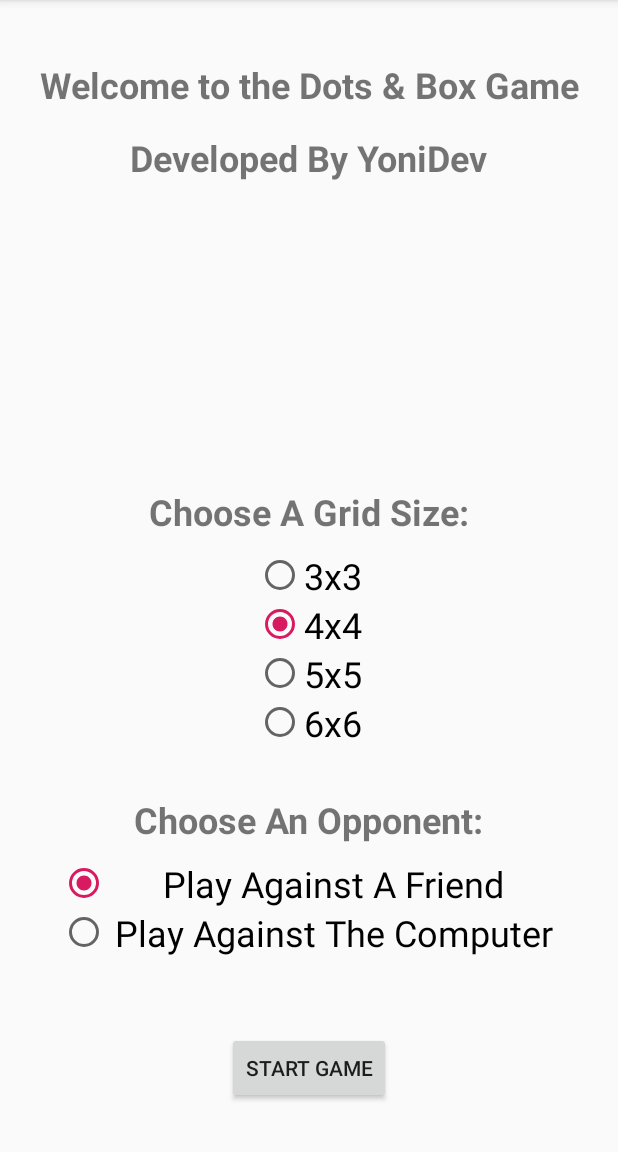
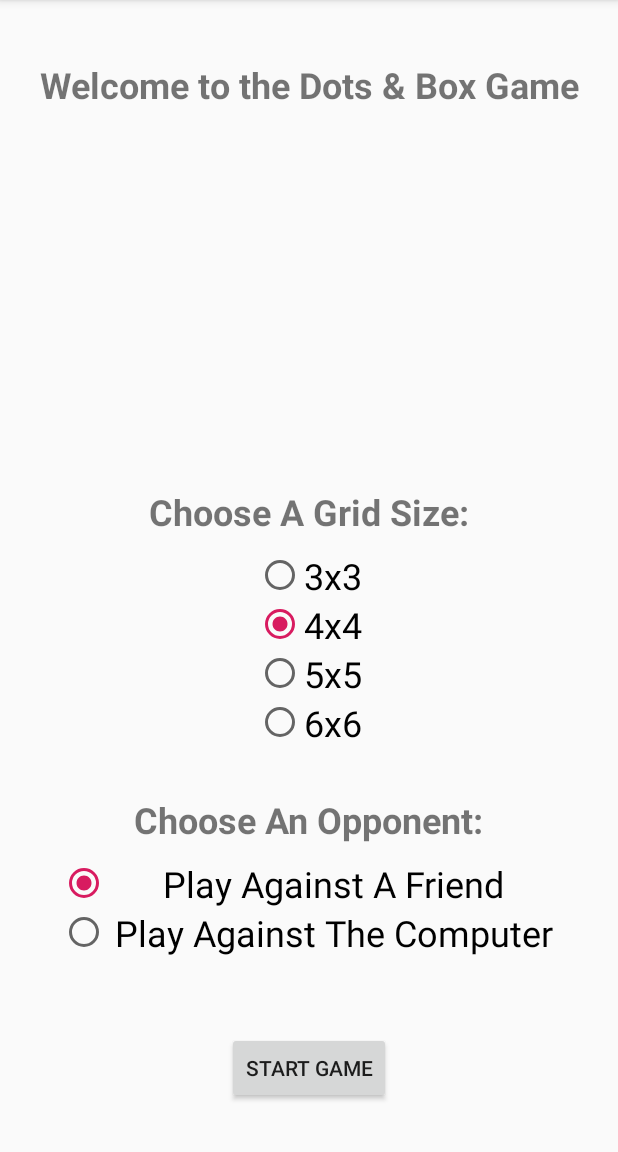
Before and after one commit to sly97/DotsAndBoxes, an Android app: the screen it shows after launch (MainActivity), on a phone screen of 412 x 824 dp, the part 84-1236 px from its top. Run offline under Robolectric (Android 15) with nearby library versions, the phone set to English and light mode, and no system bars.

```diff
--- a/app/src/main/java/uk/ac/bournemouth/ap/dotsandboxes/Game.kt
+++ b/app/src/main/java/uk/ac/bournemouth/ap/dotsandboxes/Game.kt
@@ -14,9 +14,9 @@ class Game : AppCompatActivity() {
         super.onCreate(savedInstanceState)
         actionBar?.setDisplayHomeAsUpEnabled(true)
 
-        playAs = intent.getStringExtra("playAs")
-        gridSizeRow = intent.getStringExtra("gridSizeRow")
-        gridSizeCol = intent.getStringExtra("gridSizeCol")
+        playAs = intent?.getStringExtra("playAs").toString()
+        gridSizeRow = intent?.getStringExtra("gridSizeRow").toString()
+        gridSizeCol = intent?.getStringExtra("gridSizeCol").toString()
 
         mGameView = GameView(this, playAs, listOf(gridSizeRow,gridSizeCol))
         setContentView(mGameView)
--- a/app/src/main/res/layout/activity_main.xml
+++ b/app/src/main/res/layout/activity_main.xml
@@ -27,19 +27,6 @@
             app:layout_constraintEnd_toEndOf="parent"
             app:layout_constraintStart_toStartOf="parent"
             app:layout_constraintTop_toTopOf="parent" />
-
-    <TextView
-            android:id="@+id/textView2"
-            android:layout_width="wrap_content"
-            android:layout_height="wrap_content"
-            android:layout_marginTop="16dp"
-            android:text="Developed By YoniDev"
-            android:textSize="24sp"
-            android:textStyle="bold"
-            app:layout_constraintEnd_toEndOf="parent"
-            app:layout_constraintStart_toStartOf="parent"
-            app:layout_constraintTop_toBottomOf="@+id/textView" />
-
 
     <TextView
             android:id="@+id/textView3"
--- a/logic/src/main/kotlin/org/example/student/dotsboxgame/StudentDotsBoxGame.kt
+++ b/logic/src/main/kotlin/org/example/student/dotsboxgame/StudentDotsBoxGame.kt
@@ -25,6 +25,8 @@ class StudentDotsBoxGame(val columns : Int, val rows : Int, players : List<Playe
             current = currentPlayer
         }
     }
+
+    var lastDrawnLine : StudentLine? = null
 
     /**
      * This is an inner class as it needs to refer to the game to be able to look up the correct
@@ -75,6 +77,7 @@ class StudentDotsBoxGame(val columns : Int, val rows : Int, players : List<Playe
             var extraMove = false
             if(!this.isDrawn){
                 this.isDrawn = true
+                lastDrawnLine = this
                 for (b in adjacentBoxes.toList()){
                     if (b != null) {
                         val boxOwned = b.boundingLines.all { it.isDrawn }
```
Also changed, not shown: app/src/main/java/uk/ac/bournemouth/ap/dotsandboxes/GameView.kt (+21 -5 lines), logic/src/main/kotlin/uk/ac/bournemouth/ap/dotsandboxes/RandomComputerPlayer.kt (+19 -10 lines).
